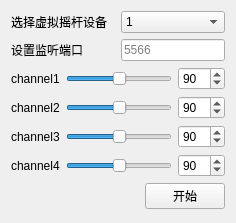
Above: vjoyclient/vjoyclient.ui from coolbreeze1093/vjoyclient before the change. Below: the same form after it.
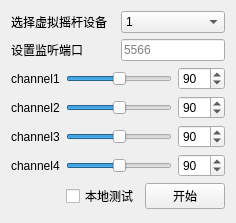
That is the form after the change.

What changed in the file:
```diff
--- a/vjoyclient/vjoyclient.ui
+++ b/vjoyclient/vjoyclient.ui
@@ -304,6 +304,13 @@
        </property>
       </spacer>
      </item>
+     <item>
+      <widget class="QCheckBox" name="checkBox_localTest">
+       <property name="text">
+        <string>本地测试</string>
+       </property>
+      </widget>
+     </item>
      <item>
       <widget class="QPushButton" name="pushButton_start">
        <property name="text">
```
Left out of the diff: 110 changed lines with no effect on the pictures.
